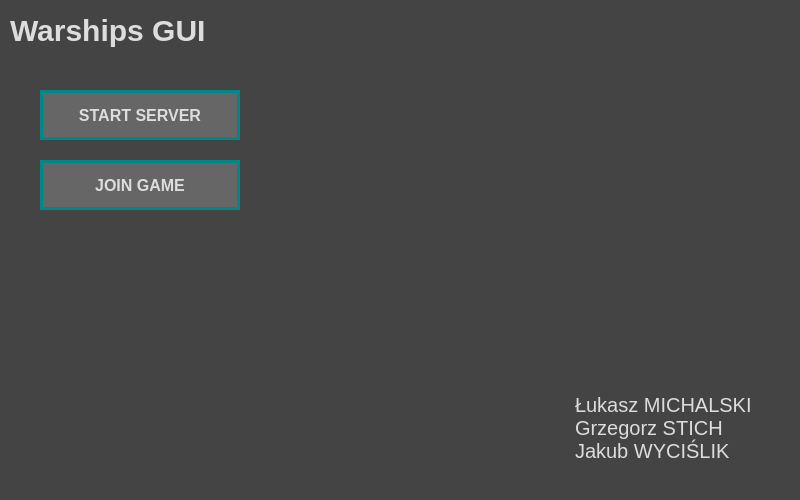
LukaszMichalsky/PS-Warships-GUI, file application.ui: the form before one commit.
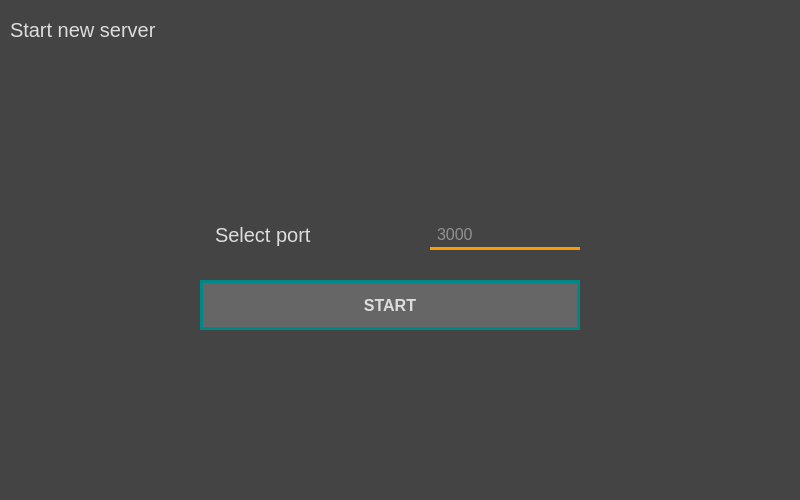
The form after the commit.

Commit message: Added start server page

Patch:
```diff
--- a/application.ui
+++ b/application.ui
@@ -65,6 +65,17 @@
 	color: #444444;
 }
 
+QLineEdit {
+	border: 0;
+
+	border-bottom-color: #FF9900;
+	border-bottom-style: solid;
+	border-bottom-width: 3px;
+
+	padding: 5px;
+	qproperty-alignment: &quot;AlignLeft | AlignVCenter&quot;;
+}
+
 /* Attribute selectors */
 
 QLabel[BORDER_BOTTOM=&quot;true&quot;] {
@@ -79,18 +90,23 @@
 	border-right-width: 3px;
 }
 
-/* ID selectors */
-
-#labelMainTitle {
+QLabel[STYLE_TITLE=&quot;true&quot;] {
 	font-size: 30px;
 	font-weight: bold;
 }
 
+/* ID selectors */
+
 #labelMainAuthors {
 	padding-bottom: 5px;
 	padding-right: 5px;
 
 	qproperty-alignment: &quot;AlignRight | AlignBottom&quot;;
+}
+
+#labelStartServerPort {
+	padding-right: 10px;
+	qproperty-alignment: &quot;AlignRight | AlignVCenter&quot;;
 }</string>
   </property>
   <widget class="QWidget" name="centralWidget">
@@ -104,7 +120,7 @@
      </rect>
     </property>
     <property name="currentIndex">
-     <number>0</number>
+     <number>1</number>
     </property>
     <widget class="QWidget" name="pageMain">
      <widget class="QLabel" name="labelMainTitle">
@@ -171,6 +187,69 @@
       </property>
      </widget>
     </widget>
+    <widget class="QWidget" name="pageStartServer">
+     <widget class="QLabel" name="labelStartServerTitle">
+      <property name="geometry">
+       <rect>
+        <x>10</x>
+        <y>0</y>
+        <width>780</width>
+        <height>60</height>
+       </rect>
+      </property>
+      <property name="text">
+       <string>Start new server</string>
+      </property>
+      <property name="BORDER_BOTTOM" stdset="0">
+       <bool>true</bool>
+      </property>
+      <property name="STYLE_TITLE" stdset="0">
+       <bool>true</bool>
+      </property>
+     </widget>
+     <widget class="QLabel" name="labelStartServerPort">
+      <property name="geometry">
+       <rect>
+        <x>210</x>
+        <y>210</y>
+        <width>200</width>
+        <height>50</height>
+       </rect>
+      </property>
+      <property name="text">
+       <string>Select port</string>
+      </property>
+      <property name="BORDER_RIGHT" stdset="0">
+       <bool>true</bool>
+      </property>
+     </widget>
+     <widget class="QLineEdit" name="textStartServerPort">
+      <property name="geometry">
+       <rect>
+        <x>430</x>
+        <y>220</y>
+        <width>150</width>
+        <height>30</height>
+       </rect>
+      </property>
+      <property name="placeholderText">
+       <string>3000</string>
+      </property>
+     </widget>
+     <widget class="QPushButton" name="btnStartServer">
+      <property name="geometry">
+       <rect>
+        <x>200</x>
+        <y>280</y>
+        <width>380</width>
+        <height>50</height>
+       </rect>
+      </property>
+      <property name="text">
+       <string>START</string>
+      </property>
+     </widget>
+    </widget>
    </widget>
   </widget>
  </widget>
```
Left out of the diff: 3 changed lines with no effect on the pictures. The commit also changes 1 other file.
